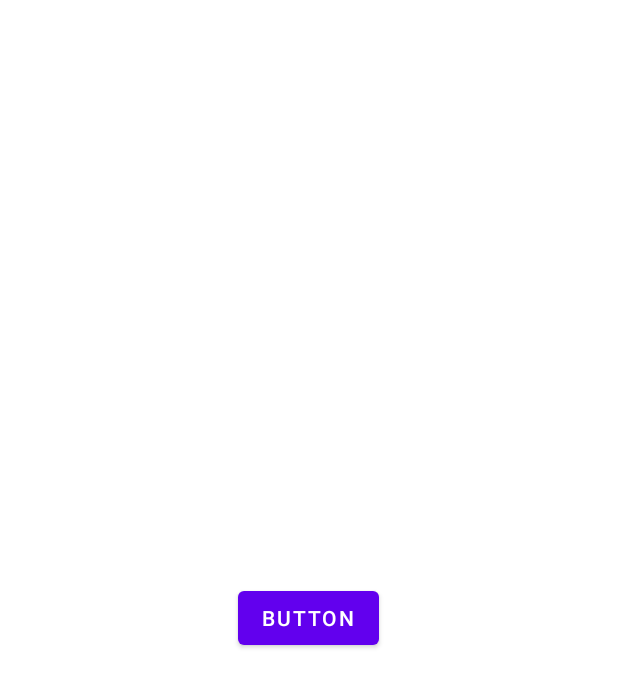
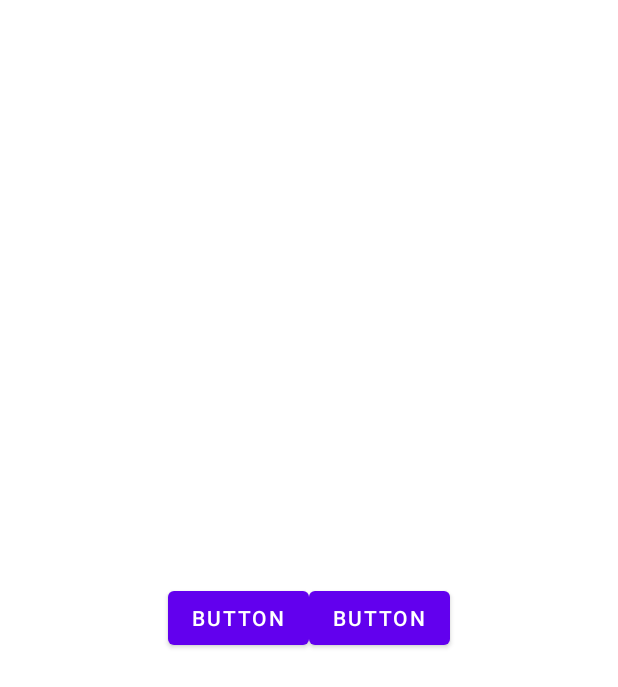
Before and after one commit to lh99j/OCC_COVID19, an Android app: the layout activity_main.xml on its own in the app's theme, with its tools: preview values and no code run, on a phone screen of 412 x 824 dp. Shown: the top 687 px of the screen. Run offline under Robolectric (Android 15) with nearby library versions, the phone set to English and light mode, and no system bars.

Commit message:
작동 확인

```diff
--- a/OCC_COVID19/app/src/main/res/layout/activity_main.xml
+++ b/OCC_COVID19/app/src/main/res/layout/activity_main.xml
@@ -12,5 +12,11 @@
         android:layout_width="wrap_content"
         android:layout_height="wrap_content"
         android:text="button"/>
+    <Button
+        android:id="@+id/btn2"
+        android:layout_width="wrap_content"
+        android:layout_height="wrap_content"
+        android:text="button"/>
+
 
 </LinearLayout>
```
